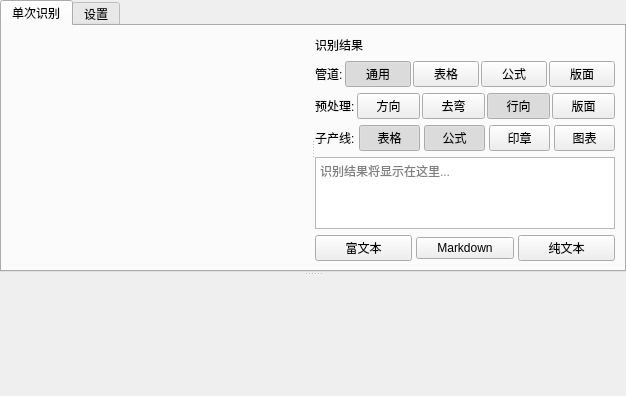
First picture: the form in src/vibeocr/ui/main_window.ui, repository FelixJI/VibeOCR, before the edit.
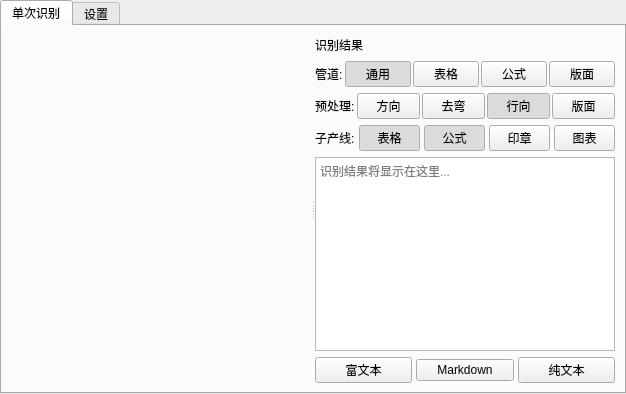
Second picture: the form after the edit. Custom widgets are drawn as their Qt base class.

Commit message:
feat(core): 添加日志服务和主窗口视图
- 实现了 QtLogHandler 日志处理器，将 Python logging 重定向到状态栏
- 添加了日志消息过滤机制，只显示特定关键词的状态栏消息
- 配置了全局日志处理器，支持控制台和文件双重输出
- 创建了主窗口视图类，集成 OCR 功能和 UI 控件
- 实现了依赖检查、子进程管理和模型预加载功能
- 添加了截图、批量识别和设置页面的完整支持
- 集成了 PDF 文件加载和预览功能
- 实现了 OCR 选项的持久化存储和状态同步

```diff
--- a/src/vibeocr/ui/main_window.ui
+++ b/src/vibeocr/ui/main_window.ui
@@ -19,11 +19,7 @@
     <number>0</number>
    </property>
    <item>
-    <widget class="QSplitter" name="mainSplitter">
-     <property name="orientation">
-      <enum>Qt::Vertical</enum>
-     </property>
-     <widget class="QTabWidget" name="tabWidget">
+    <widget class="QTabWidget" name="tabWidget">
      <property name="currentIndex">
       <number>0</number>
      </property>
@@ -1156,15 +1152,6 @@
         </widget>
        </item>
       </layout>
-     </widget>
-    </widget>
-     <widget class="QWidget" name="consoleContainer" native="true">
-      <property name="minimumSize">
-       <size>
-        <width>0</width>
-        <height>120</height>
-       </size>
-      </property>
      </widget>
     </widget>
    </item>
```
The commit also changes 7 other files.
